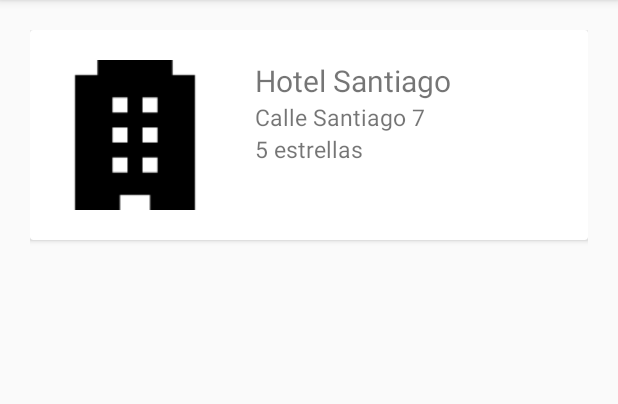
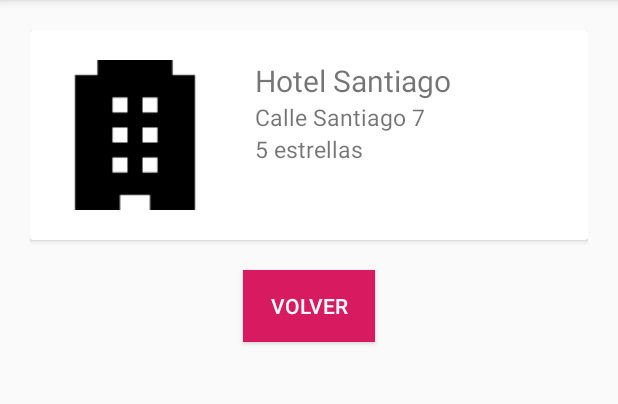
Before and after one commit to raulrp3/DAM_Android_Hoteles_Rv_Raul_Ramirez, an Android app: the screen it shows after launch (CardViewActivity), after a tap on "Hotel Santiago", on a phone screen of 412 x 824 dp, the part 84-488 px from its top. Run offline under Robolectric (Android 15) with nearby library versions, the phone set to English and light mode, and no system bars.

Commit message:
add button for return

```diff
--- a/app/src/main/java/com/example/rv_hoteles/CardViewActivity.java
+++ b/app/src/main/java/com/example/rv_hoteles/CardViewActivity.java
@@ -3,6 +3,8 @@ package com.example.rv_hoteles;
 import android.content.Intent;
 import android.support.v7.app.AppCompatActivity;
 import android.os.Bundle;
+import android.view.View;
+import android.widget.Button;
 import android.widget.ImageView;
 import android.widget.TextView;
 
@@ -13,6 +15,7 @@ public class CardViewActivity extends AppCompatActivity {
     private TextView hotelName;
     private TextView hotelAddres;
     private TextView hotelCalification;
+    Button btnReturn;
 
     @Override
     protected void onCreate(Bundle savedInstanceState) {
@@ -22,6 +25,14 @@ public class CardViewActivity extends AppCompatActivity {
         initUI();
 
         initData();
+
+        btnReturn.setOnClickListener(new View.OnClickListener() {
+            @Override
+            public void onClick(View v) {
+                Intent intent =  new Intent(CardViewActivity.this,MainActivity.class);
+                startActivity(intent);
+            }
+        });
     }
 
     private void initUI(){
@@ -29,6 +40,7 @@ public class CardViewActivity extends AppCompatActivity {
         hotelName = findViewById(R.id.card_hotel_name);
         hotelAddres = findViewById(R.id.card_hotel_address);
         hotelCalification = findViewById(R.id.card_hotel_calification);
+        btnReturn = findViewById(R.id.btn_return);
     }
 
     private void initData(){
--- a/app/src/main/res/layout/cardview_activity.xml
+++ b/app/src/main/res/layout/cardview_activity.xml
@@ -47,4 +47,13 @@
         </RelativeLayout>
 
     </android.support.v7.widget.CardView>
+    <Button
+        android:id="@+id/btn_return"
+        android:layout_width="wrap_content"
+        android:layout_height="wrap_content"
+        android:text="@string/string_return"
+        android:background="@color/colorAccent"
+        android:textColor="@color/white"
+        android:layout_marginTop="20dp"
+        android:layout_gravity="center"/>
 </LinearLayout>
--- a/app/src/main/res/values/colors.xml
+++ b/app/src/main/res/values/colors.xml
@@ -3,4 +3,5 @@
     <color name="colorPrimary">#008577</color>
     <color name="colorPrimaryDark">#00574B</color>
     <color name="colorAccent">#D81B60</color>
+    <color name="white">#ffffff</color>
 </resources>
--- a/app/src/main/res/values/strings.xml
+++ b/app/src/main/res/values/strings.xml
@@ -1,3 +1,4 @@
 <resources>
     <string name="app_name">RV_Hoteles</string>
+    <string name="string_return">Volver</string>
 </resources>
```
